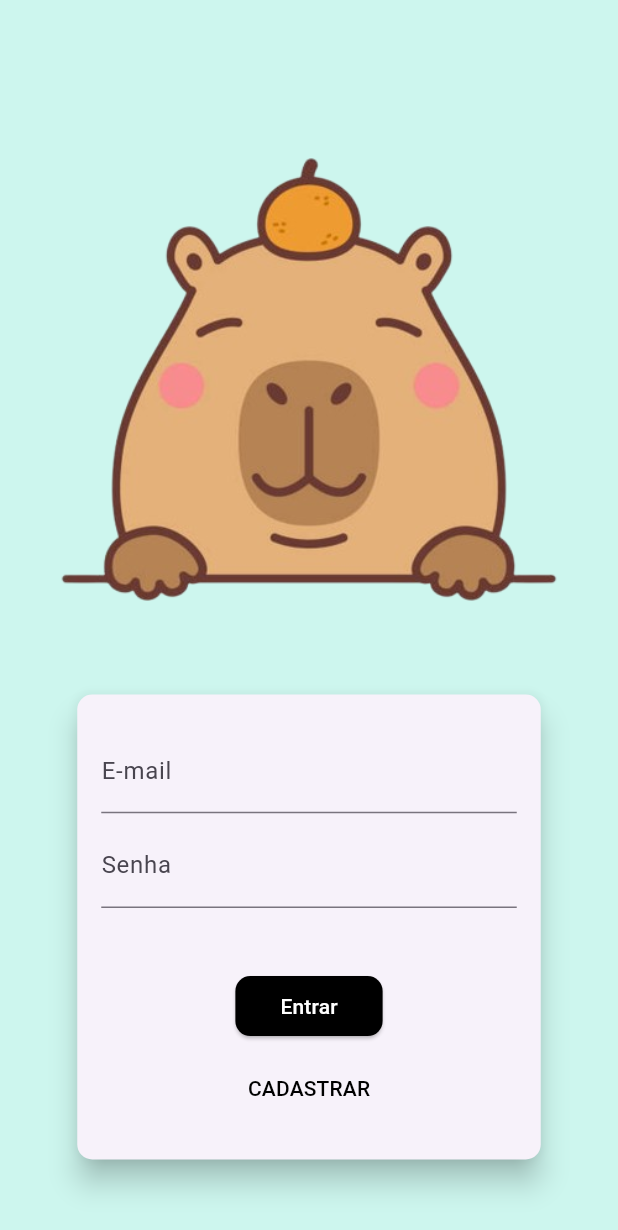
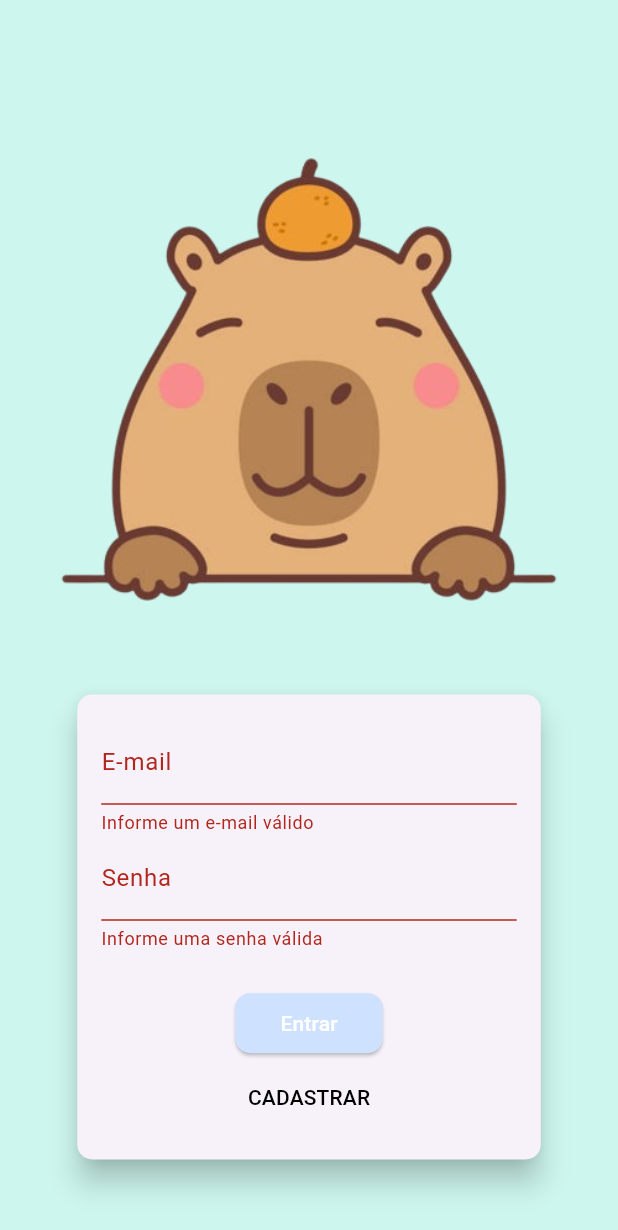
Before and after one commit to Joao-Kleber-Linhalis/desafio_capyba, a Flutter app: the screen it shows after launch, after a tap on "Entrar", on a phone screen of 412 x 824 dp. Shown: the top 1230 px of the screen. Run offline on Flutter 3.47's test engine with Material 3 defaults, Android fonts, the phone set to English and light mode, and no system bars; our stand-ins replace cached_network_image, cloud_firestore, firebase_auth, firebase_core, firebase_storage, image_picker; accounts and stored records are empty.

Commit message:
refact elevated button to generic button

```diff
--- a/lib/features/auth/presentation/widgets/auth_form_widget.dart
+++ b/lib/features/auth/presentation/widgets/auth_form_widget.dart
@@ -1,4 +1,7 @@
 import 'package:desafio_capyba/features/auth/controllers/auth_controller.dart';
+import 'package:desafio_capyba/shared/constants/app_text_styles.dart';
+import 'package:desafio_capyba/shared/utils/responsive.dart';
+import 'package:desafio_capyba/shared/widgets/button_widget.dart';
 import 'package:flutter/material.dart';
 
 class AuthFormWidget extends StatefulWidget {
@@ -10,7 +13,6 @@
 
 class _AuthFormWidgetState extends State<AuthFormWidget>
     with SingleTickerProviderStateMixin {
-  final style = const TextStyle(color: Colors.black);
   late final AuthController _controller;
 
   @override
@@ -26,25 +28,8 @@
     super.dispose();
   }
 
-  void _showErrorDialog(String msg) {
-    showDialog(
-      context: context,
-      builder: (ctx) => AlertDialog(
-        title: const Text("Ocorreu um Erro"),
-        content: Text(msg),
-        actions: [
-          TextButton(
-            onPressed: () => Navigator.of(context).pop(),
-            child: const Text("Fechar"),
-          ),
-        ],
-      ),
-    );
-  }
-
   @override
   Widget build(BuildContext context) {
-    final deviceSize = MediaQuery.of(context).size;
     return Card(
       elevation: 8,
       shape: RoundedRectangleBorder(
@@ -55,18 +40,17 @@
         curve: Curves.easeIn,
         padding: const EdgeInsets.all(16),
         height: _controller.isLogin ? 310 : 400,
-        width: deviceSize.width * 0.75,
+        width: Responsive.screenWidth(context) * 0.75,
         child: Form(
           key: _controller.formKey,
           child: Column(
             mainAxisAlignment: MainAxisAlignment.spaceEvenly,
             children: [
               TextFormField(
-                style: style,
+                style: AppTextStyles.style,
                 decoration: const InputDecoration(labelText: "E-mail"),
                 keyboardType: TextInputType.emailAddress,
-                onSaved: (email) =>
-                    _controller.authData['email'] = email ?? '',
+                onSaved: (email) => _controller.authData['email'] = email ?? '',
                 validator: (_email) {
                   final email = _email ?? '';
                   if (email.trim().isEmpty || !email.contains("@")) {
@@ -76,7 +60,7 @@
                 },
               ),
               TextFormField(
-                style: style,
+                style: AppTextStyles.style,
                 decoration: const InputDecoration(labelText: "Senha"),
                 keyboardType: TextInputType.text,
                 obscureText: true,
@@ -103,7 +87,7 @@
                   child: SlideTransition(
                     position: _controller.slideAnimation,
                     child: TextFormField(
-                      style: style,
+                      style: AppTextStyles.style,
                       decoration:
                           const InputDecoration(labelText: "Confirmar Senha"),
                       keyboardType: TextInputType.text,
@@ -126,23 +110,13 @@
               if (_controller.isLoading)
                 const CircularProgressIndicator()
               else
-                ElevatedButton(
-                  style: ElevatedButton.styleFrom(
-                    shape: RoundedRectangleBorder(
-                      borderRadius: BorderRadius.circular(10.0),
-                    ),
-                    backgroundColor: Colors.black,
-                    padding: const EdgeInsets.symmetric(
-                      horizontal: 30,
-                      vertical: 8,
-                    ),
-                  ),
+                ButtonWidget(
                   onPressed: () => _controller.submit(
                     context,
                     () => setState(() => _controller.isLoading = true),
                     () => setState(() => _controller.isLoading = false),
-                    _showErrorDialog,
                   ),
+                  isLoading: _controller.isLoading,
                   child: Text(
                     _controller.isLogin ? "Entrar" : "Registrar",
                     style: const TextStyle(color: Colors.white),
@@ -153,7 +127,7 @@
                     _controller.toggleAuthMode(() => setState(() {})),
                 child: Text(
                   _controller.isLogin ? "CADASTRAR" : "JÁ POSSUO CONTA",
-                  style: const TextStyle(color: Colors.black),
+                  style: AppTextStyles.style,
                 ),
               ),
             ],
--- /dev/null
+++ b/lib/shared/widgets/button_widget.dart
@@ -0,0 +1,42 @@
+import 'package:desafio_capyba/shared/constants/app_colors.dart';
+import 'package:flutter/material.dart';
+
+class ButtonWidget extends StatelessWidget {
+  final Widget child;
+  final VoidCallback onPressed;
+  final bool isLoading;
+
+  const ButtonWidget({
+    super.key,
+    required this.child,
+    required this.onPressed,
+    this.isLoading = false,
+  });
+
+  @override
+  Widget build(BuildContext context) {
+    return ElevatedButton(
+      style: ElevatedButton.styleFrom(
+        shape: RoundedRectangleBorder(
+          borderRadius: BorderRadius.circular(10.0),
+        ),
+        backgroundColor: AppColors.buttonBackgroundColor,
+        padding: const EdgeInsets.symmetric(
+          horizontal: 30,
+          vertical: 8,
+        ),
+      ),
+      onPressed: isLoading ? null : onPressed,
+      child: isLoading
+          ? const SizedBox(
+              height: 20,
+              width: 20,
+              child: CircularProgressIndicator(
+                color: Colors.white,
+                strokeWidth: 2,
+              ),
+            )
+          : child,
+    );
+  }
+}
```
